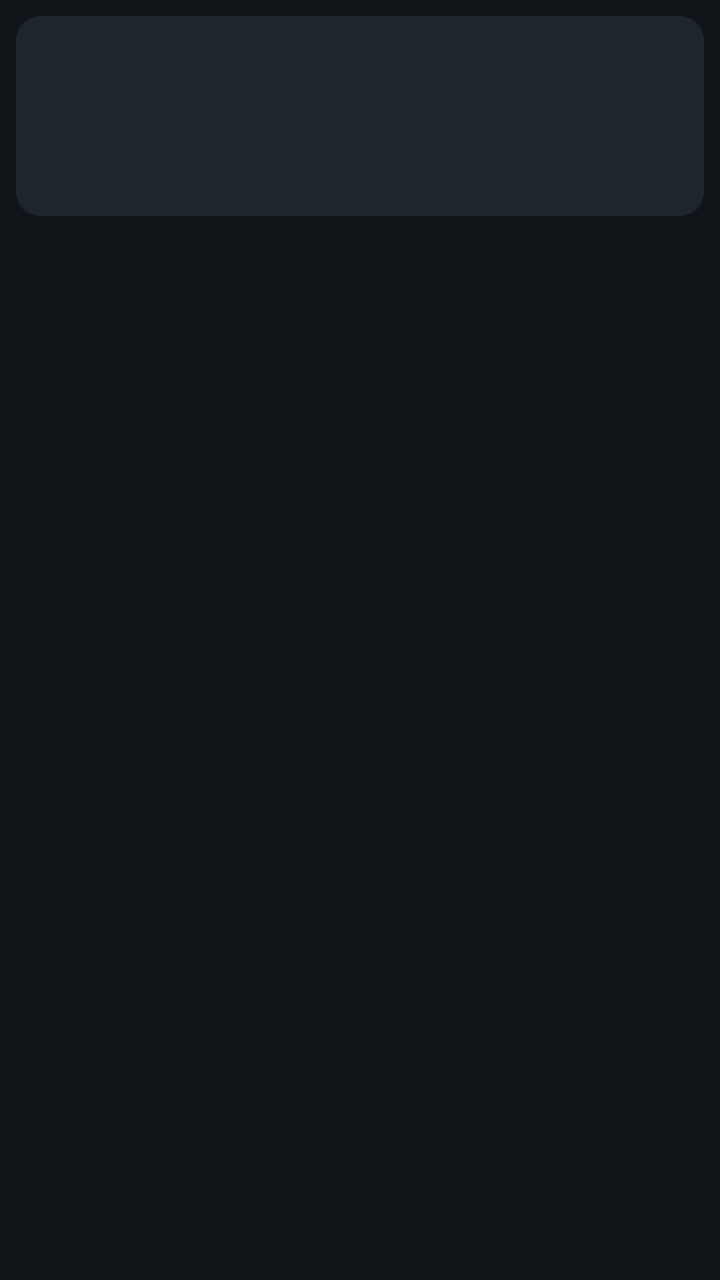
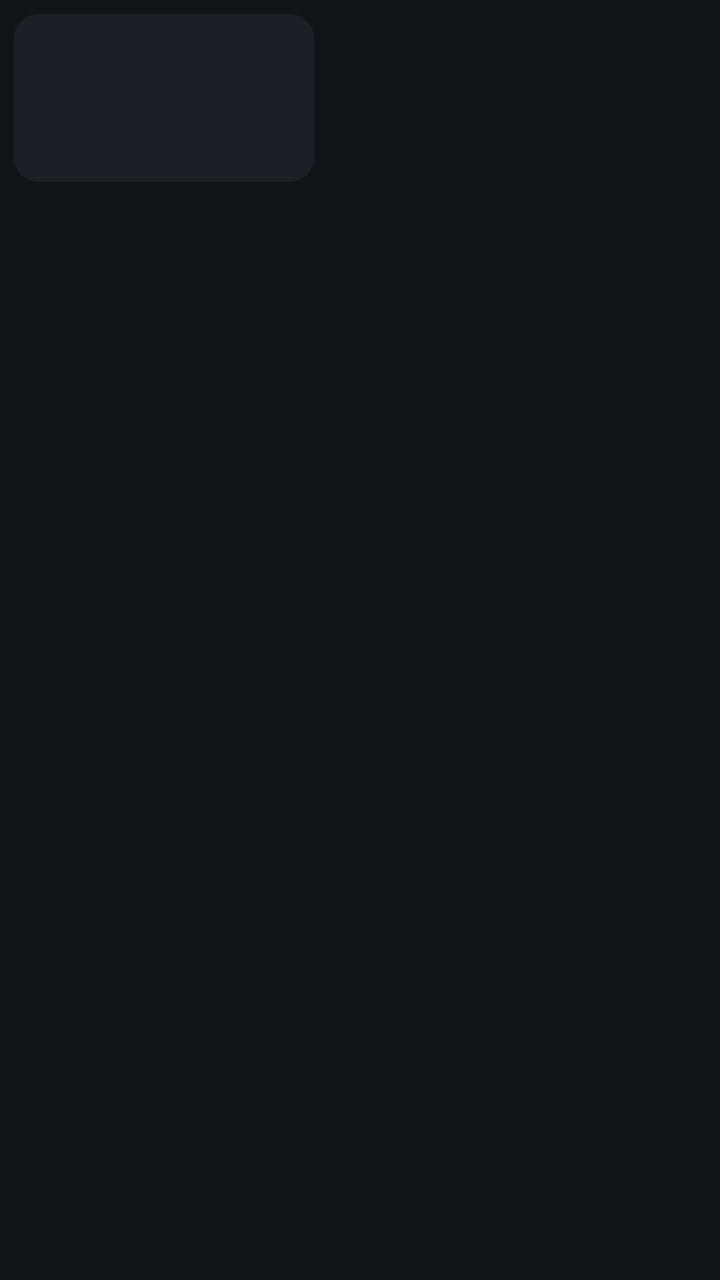

Before-and-after screenshots of an Android layout around one commit, followed by the original layout XML and the change that was made.
<!-- AndroidManifest.xml: application theme LauncherTheme -->
<!-- res/layout/item_app.xml -->
<?xml version="1.0" encoding="utf-8"?>
<LinearLayout xmlns:android="http://schemas.android.com/apk/res/android"
    android:layout_width="match_parent"
    android:layout_height="wrap_content"
    android:orientation="vertical"
    android:padding="8dp">

    <FrameLayout
        android:layout_width="match_parent"
        android:layout_height="100dp"
        android:background="@drawable/tile_bg">

        
        <ImageView
            android:id="@+id/banner"
            android:layout_width="match_parent"
            android:layout_height="match_parent"
            android:scaleType="fitCenter"
            android:visibility="gone" />

        
        <ImageView
            android:id="@+id/icon"
            android:layout_width="64dp"
            android:layout_height="64dp"
            android:layout_gravity="center"
            android:scaleType="fitCenter" />
    </FrameLayout>

    <TextView
        android:id="@+id/label"
        android:layout_width="match_parent"
        android:layout_height="wrap_content"
        android:layout_marginTop="6dp"
        android:gravity="center"
        android:singleLine="true"
        android:ellipsize="end"
        android:textColor="@color/text"
        android:textSize="17sp" />
</LinearLayout>
<!-- resources referenced by this layout -->
<resources>
  <color name="text">#FFF2F4F6</color>
  <!-- drawable tile_bg (drawable) -->
  <?xml version="1.0" encoding="utf-8"?>
  <shape xmlns:android="http://schemas.android.com/apk/res/android" android:shape="rectangle">
      <solid android:color="@color/tile" />
      <corners android:radius="12dp" />
  </shape>
  <style name="LauncherTheme" parent="@android:style/Theme.Material.NoActionBar">
          <item name="android:windowBackground">@color/bg</item>
          <item name="android:windowShowWallpaper">false</item>
          <item name="android:windowNoTitle">true</item>
          <item name="android:windowFullscreen">true</item>
          <item name="android:windowAnimationStyle">@null</item>
          <item name="android:colorAccent">@color/accent</item>
      </style>
  <color name="tile">#FF1E252C</color>
  <color name="bg">#FF101418</color>
  <color name="accent">#FF4FC3F7</color>
</resources>

<!-- the commit's change to res/layout/item_app.xml (unified diff, before → after) -->
@@ -1,16 +1,21 @@
 <?xml version="1.0" encoding="utf-8"?>
 <LinearLayout xmlns:android="http://schemas.android.com/apk/res/android"
-    android:layout_width="match_parent"
+    android:layout_width="164dp"
     android:layout_height="wrap_content"
     android:orientation="vertical"
-    android:padding="8dp">
+    android:focusable="true"
+    android:clickable="true"
+    android:longClickable="true"
+    android:padding="7dp">
 
     <FrameLayout
-        android:layout_width="match_parent"
-        android:layout_height="100dp"
-        android:background="@drawable/tile_bg">
+        android:id="@+id/frame"
+        android:layout_width="150dp"
+        android:layout_height="84dp"
+        android:background="@drawable/tile_bg"
+        android:foreground="@drawable/tile_selector"
+        android:duplicateParentState="true">
 
-        
         <ImageView
             android:id="@+id/banner"
             android:layout_width="match_parent"
@@ -18,23 +23,24 @@
             android:scaleType="fitCenter"
             android:visibility="gone" />
 
-        
         <ImageView
             android:id="@+id/icon"
-            android:layout_width="64dp"
-            android:layout_height="64dp"
+            android:layout_width="52dp"
+            android:layout_height="52dp"
             android:layout_gravity="center"
             android:scaleType="fitCenter" />
     </FrameLayout>
 
     <TextView
         android:id="@+id/label"
-        android:layout_width="match_parent"
+        android:layout_width="150dp"
         android:layout_height="wrap_content"
         android:layout_marginTop="6dp"
         android:gravity="center"
         android:singleLine="true"
         android:ellipsize="end"
         android:textColor="@color/text"
-        android:textSize="17sp" />
+        android:textSize="15sp"
+        android:shadowColor="#CC000000"
+        android:shadowRadius="4" />
 </LinearLayout>
<!-- resource entries referenced after the edit -->
@@ -4,9 +4,32 @@
   <!-- drawable tile_bg (drawable) -->
   <?xml version="1.0" encoding="utf-8"?>
   <shape xmlns:android="http://schemas.android.com/apk/res/android" android:shape="rectangle">
-      <solid android:color="@color/tile" />
+      <solid android:color="#B31E252C" />
       <corners android:radius="12dp" />
   </shape>
+  <!-- drawable tile_selector (drawable) -->
+  <?xml version="1.0" encoding="utf-8"?>
+  <selector xmlns:android="http://schemas.android.com/apk/res/android">
+      <item android:state_focused="true">
+          <shape android:shape="rectangle">
+              <solid android:color="#00000000" />
+              <stroke android:width="4dp" android:color="@color/accent" />
+              <corners android:radius="14dp" />
+          </shape>
+      </item>
+      <item android:state_selected="true">
+          <shape android:shape="rectangle">
+              <solid android:color="#00000000" />
+              <stroke android:width="4dp" android:color="@color/accent" />
+              <corners android:radius="14dp" />
+          </shape>
+      </item>
+      <item>
+          <shape android:shape="rectangle">
+              <solid android:color="#00000000" />
+          </shape>
+      </item>
+  </selector>
   <style name="LauncherTheme" parent="@android:style/Theme.Material.NoActionBar">
           <item name="android:windowBackground">@color/bg</item>
           <item name="android:windowShowWallpaper">false</item>
@@ -15,7 +38,6 @@
           <item name="android:windowAnimationStyle">@null</item>
           <item name="android:colorAccent">@color/accent</item>
       </style>
-  <color name="tile">#FF1E252C</color>
   <color name="bg">#FF101418</color>
   <color name="accent">#FF4FC3F7</color>
 </resources>
